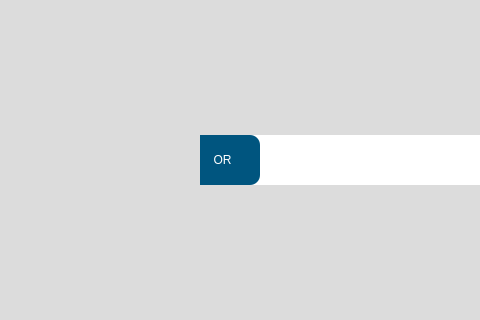
The window that src/user_interface/english_start.ui (eppenney/eBook-Perpetual-Access-Rights-Tracker) describes before a commit, drawn with Qt 5; both pictures show x 0 to 480 and y 145 to 465 of the 1176 by 796 pixel window.
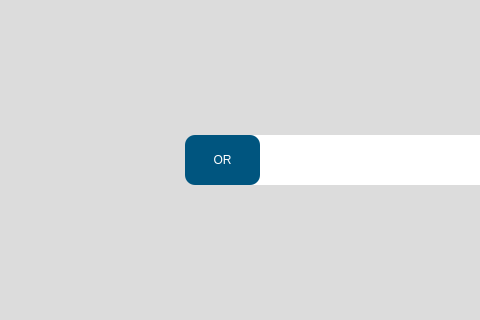
The same window after the commit. Icons and pictures are not drawn.

Diff of the .ui file:
```diff
--- a/src/user_interface/english_start.ui
+++ b/src/user_interface/english_start.ui
@@ -349,9 +349,9 @@
    <widget class="QLabel" name="helpIcon">
     <property name="geometry">
      <rect>
-      <x>170</x>
+      <x>160</x>
       <y>280</y>
-      <width>50</width>
+      <width>40</width>
       <height>50</height>
      </rect>
     </property>
```
